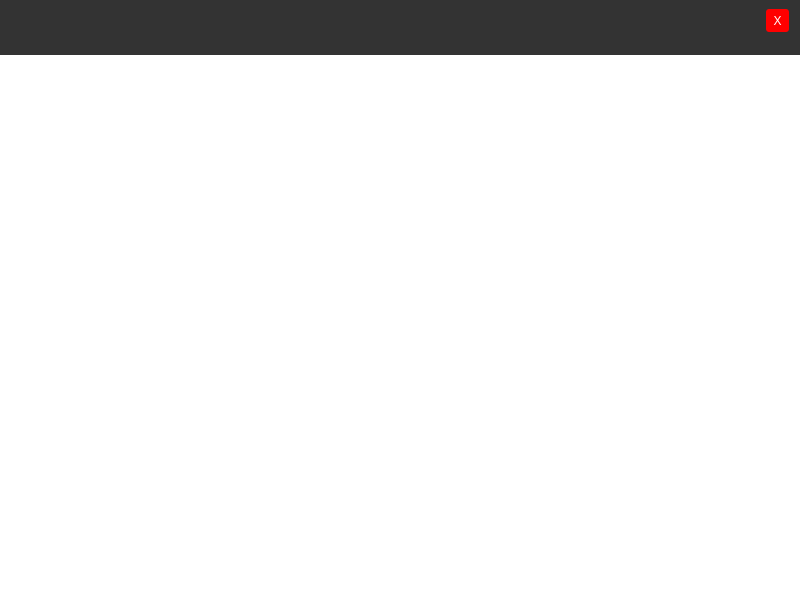
Above: ui/menu/MenuWidget.ui from Blvckout-dev/raytracer before the change. Below: the same form after it.
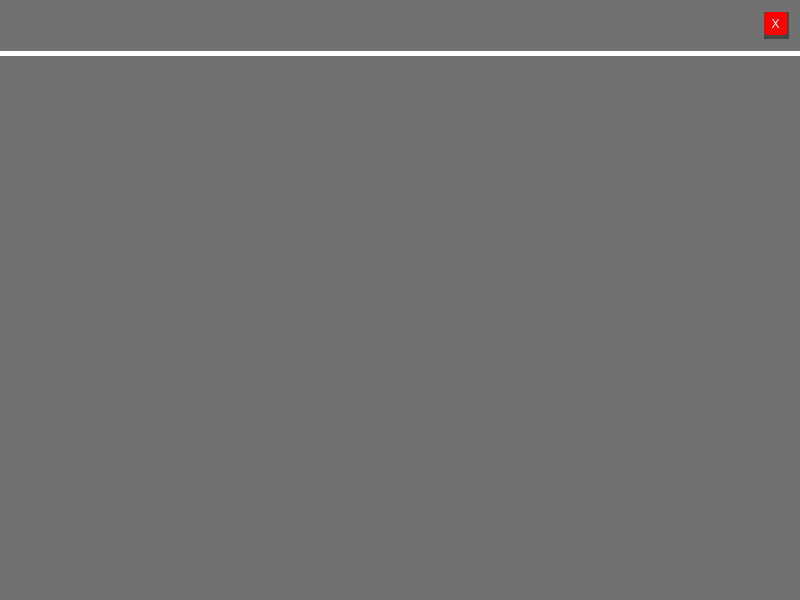
That is the form after the change. Custom widgets are drawn as their Qt base class.

Commit message: feat(ui/menu): Move toggleMenu to MenuWidget and animate it with a slide effect

```diff
--- a/ui/menu/MenuWidget.ui
+++ b/ui/menu/MenuWidget.ui
@@ -1,7 +1,7 @@
 <?xml version="1.0" encoding="UTF-8"?>
 <ui version="4.0">
  <class>MenuWidget</class>
- <widget class="QFrame" name="MenuWidget">
+ <widget class="QWidget" name="MenuWidget">
   <property name="geometry">
    <rect>
     <x>0</x>
@@ -21,25 +21,48 @@
   </property>
   <layout class="QVBoxLayout" name="verticalLayout" stretch="1,10">
    <property name="spacing">
-    <number>0</number>
+    <number>2</number>
    </property>
    <property name="margin" stdset="0">
     <number>0</number>
    </property>
    <item>
-    <widget class="QFrame" name="menuOptionsFrame">
+    <layout class="QGridLayout" name="menuOptionsSpacerGridLayout">
+     <item row="0" column="0">
+      <widget class="QWidget" name="menuOptionsWrapperWidget">
+       <widget class="QWidget" name="menuOptionsWidget">
+        <property name="geometry">
+         <rect>
+          <x>0</x>
+          <y>0</y>
+          <width>801</width>
+          <height>51</height>
+         </rect>
+        </property>
      <property name="styleSheet">
-      <string notr="true">background-color: #333333</string>
-     </property>
-     <layout class="QHBoxLayout" name="horizontalLayout">
+         <string notr="true">background-color: rgba(51, 51, 51, 0.7)</string>
+        </property>
+        <layout class="QHBoxLayout" name="menuOptionsHorizontalLayout">
+         <property name="leftMargin">
+          <number>12</number>
+         </property>
+         <property name="topMargin">
+          <number>12</number>
+         </property>
+         <property name="rightMargin">
+          <number>12</number>
+         </property>
+         <property name="bottomMargin">
+          <number>12</number>
+         </property>
+         <property name="margin" stdset="0">
+          <number>12</number>
+         </property>
       <item>
-       <spacer name="horizontalSpacer">
+          <spacer name="menuOptionsHorizontalSpacer">
         <property name="orientation">
          <enum>Qt::Orientation::Horizontal</enum>
         </property>
-        <property name="sizeType">
-         <enum>QSizePolicy::Policy::Expanding</enum>
-        </property>
         <property name="sizeHint" stdset="0">
          <size>
           <width>0</width>
@@ -49,7 +72,7 @@
        </spacer>
       </item>
       <item>
-       <widget class="SquareLayoutWidget" name="menuOptionsRight" native="true">
+          <widget class="SquareLayoutWidget" name="menuOptionsRightWidget">
         <property name="minimumSize">
          <size>
           <width>25</width>
@@ -89,11 +112,31 @@
       </item>
      </layout>
     </widget>
+      </widget>
+     </item>
+    </layout>
    </item>
    <item>
-    <widget class="QFrame" name="menuDetailFrame">
-     <layout class="QFormLayout" name="formLayout"/>
-    </widget>
+    <layout class="QGridLayout" name="menuDetailSpacerGridLayout">
+     <item row="0" column="0">
+      <widget class="QWidget" name="menuDetailWrapperWidget">
+       <widget class="QWidget" name="menuDetailWidget">
+        <property name="geometry">
+         <rect>
+          <x>0</x>
+          <y>0</y>
+          <width>800</width>
+          <height>545</height>
+         </rect>
+        </property>
+        <property name="styleSheet">
+         <string notr="true">background-color: rgba(51, 51, 51, 0.7)</string>
+        </property>
+        <layout class="QGridLayout" name="menuDetailGridLayout"/>
+       </widget>
+      </widget>
+     </item>
+    </layout>
    </item>
   </layout>
  </widget>
```
Lines whose indentation alone changed are shown as unchanged. The commit also changes 3 other files.
